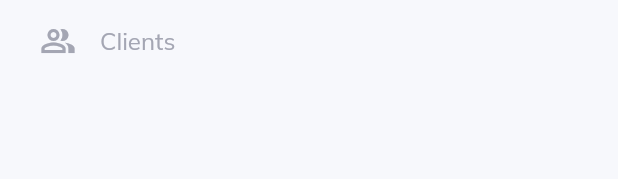
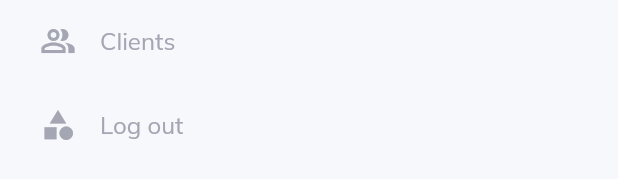
Before and after one commit to Santos-Enoque/flutter-web-dashboard-template, a Flutter app: the SideMenu widget shown alone on an empty page, opened directly, on a phone screen of 412 x 824 dp. Shown: the part 343-522 px from the top of the screen. Run offline on Flutter 3.47's test engine with Material 2 defaults, Android fonts, the phone set to English and light mode, and no system bars; our stand-ins replace charts_flutter, data_table_2, get, google_fonts.

Commit message:
authentication screen

```diff
--- a/lib/controllers/menu_controller.dart
+++ b/lib/controllers/menu_controller.dart
@@ -9,19 +9,17 @@ class MenuController extends GetxController {
 
   var hoverItem = "".obs;
 
-  changeActiveItemTo(String itemName){
-      activeItem.value = itemName;
+  changeActiveItemTo(String itemName) {
+    activeItem.value = itemName;
   }
 
   onHover(String itemName) {
-    if(!isActive(itemName))
-    hoverItem.value = itemName;
+    if (!isActive(itemName)) hoverItem.value = itemName;
   }
 
   isHovering(String itemName) => hoverItem.value == itemName;
 
   isActive(String itemName) => activeItem.value == itemName;
-
 
   Widget returnIconFor(String itemName) {
     switch (itemName) {
@@ -30,19 +28,20 @@ class MenuController extends GetxController {
       case driversPageRoute:
         return _customIcon(Icons.drive_eta, itemName);
       case clientsPageRoute:
-        return _customIcon(Icons.people_alt_outlined , itemName);
+        return _customIcon(Icons.people_alt_outlined, itemName);
+      case authenticationPageRoute:
+        return _customIcon(Icons.exit_to_app, itemName);
       default:
         return _customIcon(Icons.category, itemName);
     }
   }
 
-  Widget _customIcon(IconData icon, String itemName){
-    if(isActive(itemName))
-    return Icon(icon, size: 22, color: dark);
+  Widget _customIcon(IconData icon, String itemName) {
+    if (isActive(itemName)) return Icon(icon, size: 22, color: dark);
 
-    return Icon(icon, color: isHovering(itemName) ? dark : lightGrey,);
-
-
-
+    return Icon(
+      icon,
+      color: isHovering(itemName) ? dark : lightGrey,
+    );
   }
 }
--- a/lib/main.dart
+++ b/lib/main.dart
@@ -3,6 +3,7 @@ import 'package:flutter_web_dashboard/constants/style.dart';
 import 'package:flutter_web_dashboard/controllers/menu_controller.dart';
 import 'package:flutter_web_dashboard/controllers/navigation_controller.dart';
 import 'package:flutter_web_dashboard/layout.dart';
+import 'package:flutter_web_dashboard/pages/authentication/authentication.dart';
 import 'package:get/get.dart';
 import 'package:google_fonts/google_fonts.dart';
 
@@ -32,7 +33,7 @@ class MyApp extends StatelessWidget {
     ),
         primarySwatch: Colors.blue,
       ),
-      home: SiteLayout(),
+      home: AuthenticationPage(),
     );
   }
 }
--- a/lib/routing/routes.dart
+++ b/lib/routing/routes.dart
@@ -1,11 +1,13 @@
 const overviewPageRoute = "Overview";
 const driversPageRoute = "Drivers";
 const clientsPageRoute = "Clients";
+const authenticationPageRoute = "Authentication";
+
 
 List sideMenuItemRoutes = [
   overviewPageRoute,
   driversPageRoute,
   clientsPageRoute,
-
+authenticationPageRoute
 
 ];
--- a/lib/widgets/side_menu.dart
+++ b/lib/widgets/side_menu.dart
@@ -2,6 +2,7 @@ import 'package:flutter/material.dart';
 import 'package:flutter_web_dashboard/constants/controllers.dart';
 import 'package:flutter_web_dashboard/constants/style.dart';
 import 'package:flutter_web_dashboard/helpers/reponsiveness.dart';
+import 'package:flutter_web_dashboard/pages/authentication/authentication.dart';
 import 'package:flutter_web_dashboard/routing/routes.dart';
 import 'package:flutter_web_dashboard/widgets/custom_text.dart';
 import 'package:flutter_web_dashboard/widgets/side_menu_item.dart';
@@ -54,8 +55,11 @@ class SideMenu extends StatelessWidget {
                   mainAxisSize: MainAxisSize.min,
                   children: sideMenuItemRoutes
                       .map((itemName) => SideMenuItem(
-                          itemName: itemName,
+                          itemName: itemName ==authenticationPageRoute ? "Log out" : itemName,
                           onTap: () {
+                            if(itemName == authenticationPageRoute){
+                              Get.offAll(() => AuthenticationPage());
+                            }
                             if (!menuController.isActive(itemName)) {
                               menuController.changeActiveItemTo(itemName);
                               if(ResponsiveWidget.isSmallScreen(context))
```
Also changed, not shown: lib/pages/authentication/authentication.dart (added, +44 -0 lines).
